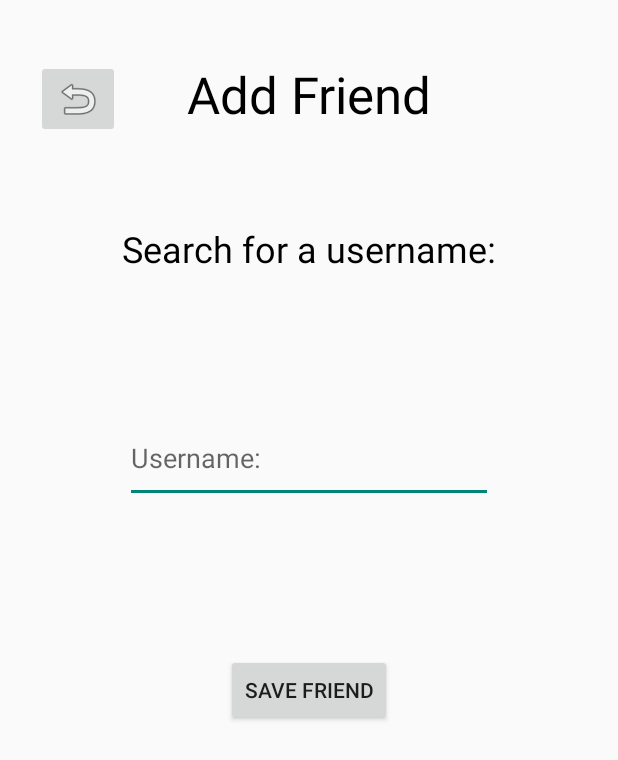
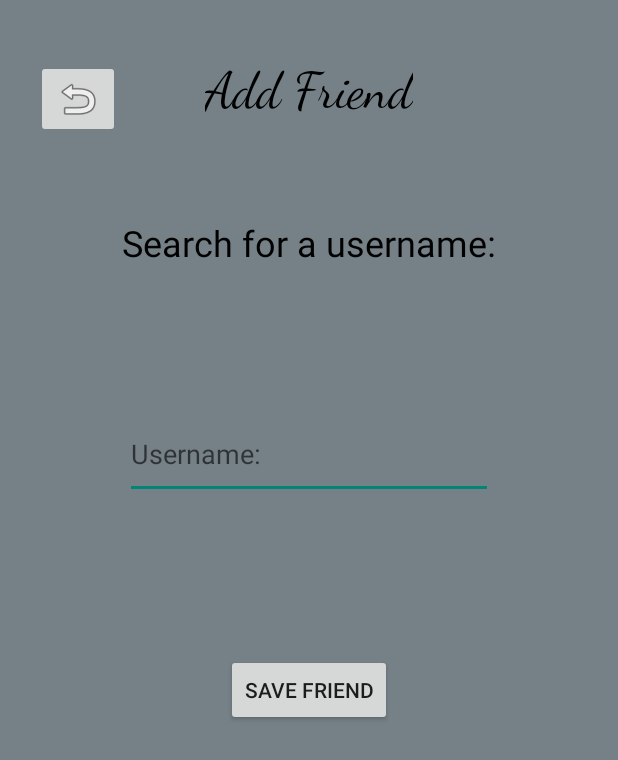
Before and after one commit to qustandifashho/FilmApp, an Android app built with Jetpack Compose: the AddFriendActivity screen opened directly, with no data from a screen before it, on a phone screen of 412 x 824 dp. Shown: the top 760 px of the screen. Run offline under Robolectric (Android 15) with nearby library versions, the phone set to English and light mode, and no system bars.

Commit message:
Some stylistic things

```diff
--- a/app/src/main/res/layout/addfriend.xml
+++ b/app/src/main/res/layout/addfriend.xml
@@ -4,7 +4,9 @@
     xmlns:tools="http://schemas.android.com/tools"
     android:id="@+id/constraintLayout3"
     android:layout_width="match_parent"
-    android:layout_height="match_parent">
+    android:layout_height="match_parent"
+    android:background="#758187"
+    >
 
     <TextView
         android:id="@+id/friendSearch"
@@ -25,6 +27,7 @@
         android:layout_width="wrap_content"
         android:layout_height="wrap_content"
         android:layout_marginTop="40dp"
+        android:fontFamily="cursive"
         android:text="@string/addFriendTitle"
         android:textColor="@color/black"
         android:textSize="34sp"
--- a/app/src/main/res/layout/friendslist.xml
+++ b/app/src/main/res/layout/friendslist.xml
@@ -11,6 +11,7 @@
         android:id="@+id/FriendsTitle"
         android:layout_width="193dp"
         android:layout_height="47dp"
+        android:fontFamily="cursive"
         android:text="@string/friendstitle"
         android:textAlignment="center"
         android:textSize="34sp"
--- a/app/src/main/res/layout/ranklist.xml
+++ b/app/src/main/res/layout/ranklist.xml
@@ -4,7 +4,7 @@
     android:id="@+id/rankListLayout"
     android:layout_width="match_parent"
     android:layout_height="match_parent"
-    android:background="#258187"
+    android:background="#758187"
     android:padding="16dp">
 
     <TextView
@@ -34,7 +34,8 @@
         <androidx.recyclerview.widget.RecyclerView
             android:id="@+id/rankList"
             android:layout_width="match_parent"
-            android:layout_height="match_parent" />
+            android:layout_height="match_parent"
+            android:background="#758187" />
     </FrameLayout>
 
     <Button
--- a/app/src/main/res/layout/watchlist.xml
+++ b/app/src/main/res/layout/watchlist.xml
@@ -13,8 +13,9 @@
         android:layout_height="wrap_content"
         android:fontFamily="cursive"
         android:text="Watch List"
-        android:textSize="40sp"
+        android:textSize="35sp"
         android:textStyle="bold"
+        app:layout_constraintHorizontal_bias="0.434"
         app:layout_constraintLeft_toLeftOf="parent"
         app:layout_constraintRight_toRightOf="parent"
         app:layout_constraintTop_toTopOf="parent" />
```
Also changed, not shown: 1 other file.
